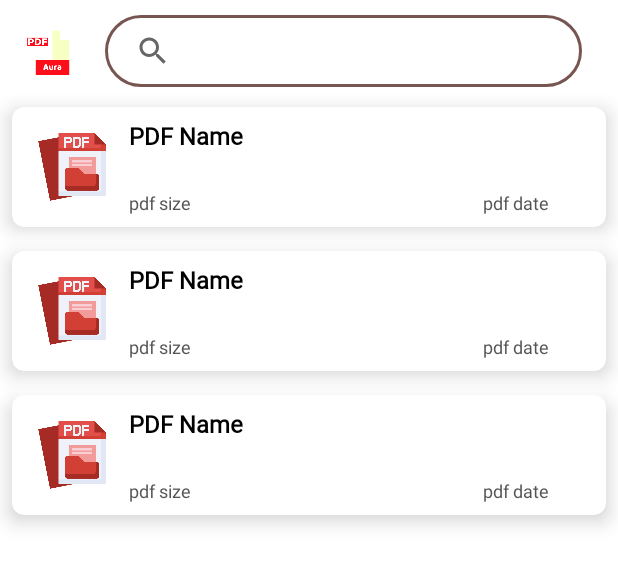
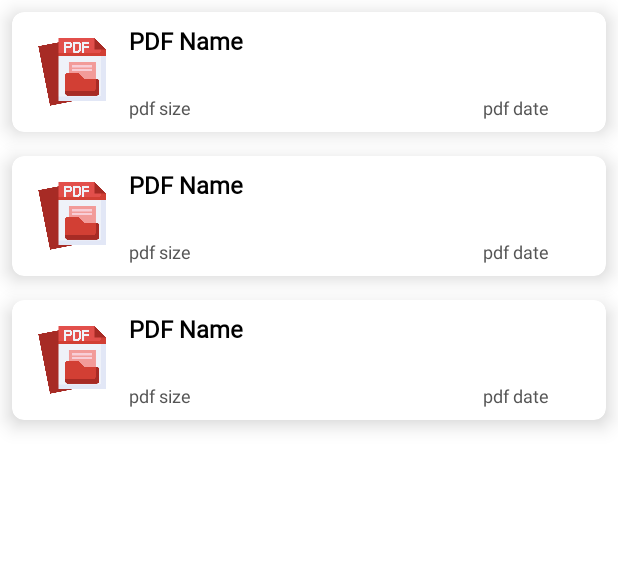
Before and after one commit to Arman8770/PDFAura, an Android app: the layout activity_pdf_list_show.xml on its own in the app's theme, with its tools: preview values and no code run, on a phone screen of 412 x 824 dp. Shown: the top 565 px of the screen. Run offline under Robolectric (Android 15) with nearby library versions, the phone set to English and light mode, and no system bars.

Commit message:
search optionWork

```diff
--- a/app/src/main/java/com/armandev/pdfaura/PdfViewActivity.kt
+++ b/app/src/main/java/com/armandev/pdfaura/PdfViewActivity.kt
@@ -18,11 +18,13 @@ class PdfViewActivity : AppCompatActivity() {
         val pdfUri = intent.getStringExtra("fileurl").toString()
         val pdfPath = intent.getStringExtra("filepath").toString()
 
-        val file:File = File(pdfPath)
+        val file = File(pdfPath)
         val path:Uri = Uri.fromFile(file)
 
         pdfView = findViewById(R.id.pdfView)
-        pdfView.fromUri(path).load()
+        pdfView.fromUri(path)
+            .load()
+
 
 
     }
--- /dev/null
+++ b/app/src/main/res/drawable/outline_search_24.xml
@@ -0,0 +1,5 @@
+<vector android:height="24dp" android:tint="#FFFFFF"
+    android:viewportHeight="24" android:viewportWidth="24"
+    android:width="24dp" xmlns:android="http://schemas.android.com/apk/res/android">
+    <path android:fillColor="@android:color/white" android:pathData="M15.5,14h-0.79l-0.28,-0.27C15.41,12.59 16,11.11 16,9.5 16,5.91 13.09,3 9.5,3S3,5.91 3,9.5 5.91,16 9.5,16c1.61,0 3.09,-0.59 4.23,-1.57l0.27,0.28v0.79l5,4.99L20.49,19l-4.99,-5zM9.5,14C7.01,14 5,11.99 5,9.5S7.01,5 9.5,5 14,7.01 14,9.5 11.99,14 9.5,14z"/>
+</vector>
--- a/app/src/main/res/layout/activity_pdf_list_show.xml
+++ b/app/src/main/res/layout/activity_pdf_list_show.xml
@@ -15,43 +15,20 @@
         android:visibility="invisible"
         app:layout_constraintBottom_toBottomOf="parent"
         app:layout_constraintEnd_toEndOf="parent"
-        app:layout_constraintStart_toStartOf="parent"
-        app:layout_constraintTop_toBottomOf="@+id/searchView" />
+        app:layout_constraintStart_toStartOf="parent" />
 
-    <SearchView
-        android:id="@+id/searchView"
-        android:layout_width="0dp"
-        android:layout_height="48dp"
-        android:layout_marginTop="10dp"
-        android:layout_marginEnd="24dp"
-        android:background="@drawable/search_box"
-        android:paddingStart="8dp"
-        android:paddingEnd="8dp"
-        android:queryHint="@android:string/search_go"
-        app:layout_constraintEnd_toEndOf="parent"
-        app:layout_constraintStart_toEndOf="@+id/imageView2"
-        app:layout_constraintTop_toTopOf="parent" />
 
     <androidx.recyclerview.widget.RecyclerView
         android:id="@+id/rView"
         android:layout_width="match_parent"
         android:layout_height="0dp"
-        android:layout_marginTop="5dp"
         app:layout_constraintBottom_toTopOf="@+id/adView"
         app:layout_constraintEnd_toEndOf="parent"
         app:layout_constraintStart_toStartOf="parent"
-        app:layout_constraintTop_toBottomOf="@+id/searchView"
+        app:layout_constraintTop_toTopOf="parent"
         tools:listitem="@layout/single_row_design">
 
     </androidx.recyclerview.widget.RecyclerView>
-
-    <ImageView
-        android:id="@+id/imageView2"
-        android:layout_width="70dp"
-        android:layout_height="70dp"
-        app:layout_constraintStart_toStartOf="parent"
-        app:layout_constraintTop_toTopOf="parent"
-        app:srcCompat="@drawable/ic_launcher_foreground" />
 
     <com.google.android.gms.ads.AdView
         android:id="@+id/adView"
--- a/app/src/main/res/values/colors.xml
+++ b/app/src/main/res/values/colors.xml
@@ -1,6 +1,6 @@
 <?xml version="1.0" encoding="utf-8"?>
 <resources>
-    <color name="primary">#FC0F1A</color>
+    <color name="primary">#EA3418</color>
     <color name="onprimary">#C30B15</color>
     <color name="Secondary">#775652</color>
     <color name="primaryContainer">#ffdad5</color>
```
Also changed, not shown: app/src/main/java/com/armandev/pdfaura/PdfListShow.kt (+38 -15 lines), app/src/main/java/com/armandev/pdfaura/PdfViewAdapter.kt (+67 -8 lines), app/src/main/res/menu/search_menu.xml (added, +10 -0 lines).
